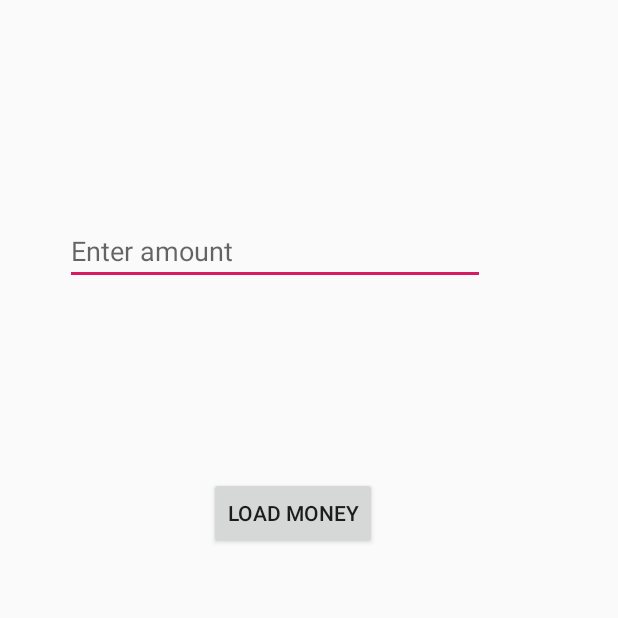
After one commit to rohankumar50/PayTapApp, an Android app: the AddMoney screen opened directly, with no data from a screen before it, on a phone screen of 412 x 824 dp, the top half of it. The commit adds this screen. Run offline under Robolectric (Android 15) with nearby library versions, the phone set to English and light mode, and no system bars; our stand-ins replace Volley.

Commit message:
Bug Fixes: Transaction Load

```diff
--- a/app/build.gradle
+++ b/app/build.gradle
@@ -7,7 +7,7 @@ android {
         minSdkVersion 23
         targetSdkVersion 28
         versionCode 1
-        versionName "1.0"
+        versionName "1.2"
         testInstrumentationRunner "androidx.test.runner.AndroidJUnitRunner"
     }
     buildTypes {
--- /dev/null
+++ b/app/src/main/java/com/vastgk/paytap/AddMoney.java
@@ -0,0 +1,81 @@
+package com.vastgk.paytap;
+
+import androidx.appcompat.app.AppCompatActivity;
+
+import android.content.Intent;
+import android.os.Bundle;
+import android.widget.Button;
+import android.widget.EditText;
+import android.widget.Toast;
+
+import com.android.volley.Request;
+import com.android.volley.RequestQueue;
+import com.android.volley.toolbox.StringRequest;
+import com.android.volley.toolbox.Volley;
+
+import org.json.JSONException;
+import org.json.JSONObject;
+
+
+public class AddMoney extends AppCompatActivity {
+Button loadMoneybtn;
+EditText amount;
+String username;
+String url="";
+    @Override
+    protected void onCreate(Bundle savedInstanceState) {
+        super.onCreate(savedInstanceState);
+        setContentView(R.layout.activity_add_money);
+        loadMoneybtn=findViewById(R.id.addmoney_btn_load);
+        amount=findViewById(R.id.addmoney_amount_et);
+        username=getSharedPreferences(OTPVerify.PREFERENCE_FILE_KEY,MODE_PRIVATE).getString(OTPVerify.USERID,"null");
+
+        loadMoneybtn.setOnClickListener(v->{
+            RequestQueue requestQueue= Volley.newRequestQueue(this);
+            if (!amount.getText().toString().isEmpty())
+            {
+                url=String.format("http://api.nixbymedia.com/paytap/transactions_add.php?username=%s&amount=%s&type=%s&vendorid=%s&itemid=%s",
+                        username,amount.getText().toString(),"credit","ven007","Load Money"
+
+                        );
+
+
+                StringRequest request=new StringRequest(Request.Method.GET,url,response -> {
+                    try {
+                        JSONObject jo=new JSONObject(response);
+                        String rs=jo.getString("response");
+                        if (rs.equals("Transaction Added"))
+                        {
+                            Toast.makeText(this, "Amount Added Successfully", Toast.LENGTH_SHORT).show();
+                            Intent intent=new Intent(AddMoney.this,Dashboard.class);
+                            intent.addFlags(Intent.FLAG_ACTIVITY_CLEAR_TASK|Intent.FLAG_ACTIVITY_NEW_TASK);
+                            startActivity(intent);
+                            finish();
+                        }else
+                        {
+                            Toast.makeText(this, "Failed To load money", Toast.LENGTH_SHORT).show();
+                        }
+
+
+                    } catch (JSONException e) {
+                        e.printStackTrace();
+                    }
+
+
+                },error -> {
+                    Toast.makeText(this, "Failed To load money", Toast.LENGTH_SHORT).show();
+
+
+
+                });
+                requestQueue.add(request);
+
+            }else
+            {
+                amount.setError("Enter the amount First");
+            }
+        });
+
+
+    }
+}
--- /dev/null
+++ b/app/src/main/res/layout/activity_add_money.xml
@@ -0,0 +1,32 @@
+<?xml version="1.0" encoding="utf-8"?>
+<androidx.constraintlayout.widget.ConstraintLayout xmlns:android="http://schemas.android.com/apk/res/android"
+    xmlns:app="http://schemas.android.com/apk/res-auto"
+    xmlns:tools="http://schemas.android.com/tools"
+    android:layout_width="match_parent"
+    android:layout_height="match_parent"
+    tools:context=".AddMoney">
+
+    <EditText
+        android:id="@+id/addmoney_amount_et"
+        android:layout_width="280dp"
+        android:layout_height="41dp"
+        android:hint="Enter amount"
+        android:inputType="number"
+        app:layout_constraintBottom_toBottomOf="parent"
+        app:layout_constraintEnd_toEndOf="parent"
+        app:layout_constraintHorizontal_bias="0.327"
+        app:layout_constraintStart_toStartOf="parent"
+        app:layout_constraintTop_toTopOf="parent"
+        app:layout_constraintVertical_bias="0.19" />
+
+    <Button
+        android:id="@+id/addmoney_btn_load"
+        android:layout_width="wrap_content"
+        android:layout_height="wrap_content"
+        android:layout_marginTop="128dp"
+        android:text="Load Money"
+        app:layout_constraintEnd_toEndOf="@+id/addmoney_amount_et"
+        app:layout_constraintHorizontal_bias="0.571"
+        app:layout_constraintStart_toStartOf="@+id/addmoney_amount_et"
+        app:layout_constraintTop_toBottomOf="@+id/addmoney_amount_et" />
+</androidx.constraintlayout.widget.ConstraintLayout>
--- a/app/src/main/res/layout/activity_dashboard.xml
+++ b/app/src/main/res/layout/activity_dashboard.xml
@@ -25,6 +25,7 @@
                 android:layout_gravity="center"
                 android:layout_marginStart="30dp"
                 android:text="Joker"
+                android:id="@+id/dashboard_name"
                 android:textColor="#fff"
                 android:textSize="24sp" />
 
@@ -74,6 +75,7 @@
                     android:layout_height="wrap_content"
                     android:layout_marginTop="10dp"
                     android:fontFamily="@font/font3"
+                    android:id="@+id/dashboard_balance"
                     android:text="Rs . 1000000"
                     android:textColor="#3f51b5"
                     android:textSize="50dp" />
--- a/app/src/main/res/layout/transactions_cardview.xml
+++ b/app/src/main/res/layout/transactions_cardview.xml
@@ -1,6 +1,6 @@
 <?xml version="1.0" encoding="utf-8"?>
 <androidx.cardview.widget.CardView xmlns:android="http://schemas.android.com/apk/res/android"
-    android:layout_height="match_parent"
+    android:layout_height="wrap_content"
     android:layout_width="match_parent"
     xmlns:app="http://schemas.android.com/apk/res-auto"
     app:cardCornerRadius="8dp"
```
Also changed, not shown: app/src/main/AndroidManifest.xml (+9 -4 lines), app/src/main/java/com/vastgk/paytap/Dashboard.java (+48 -11 lines), app/src/main/java/com/vastgk/paytap/MainActivity.java (+8 -5 lines), app/src/main/java/com/vastgk/paytap/OTPVerify.java (+14 -0 lines), app/src/main/java/com/vastgk/paytap/TransactionHistory.java (+18 -2 lines), app/src/main/java/com/vastgk/paytap/TransactionsAdapter.java (+13 -4 lines).
